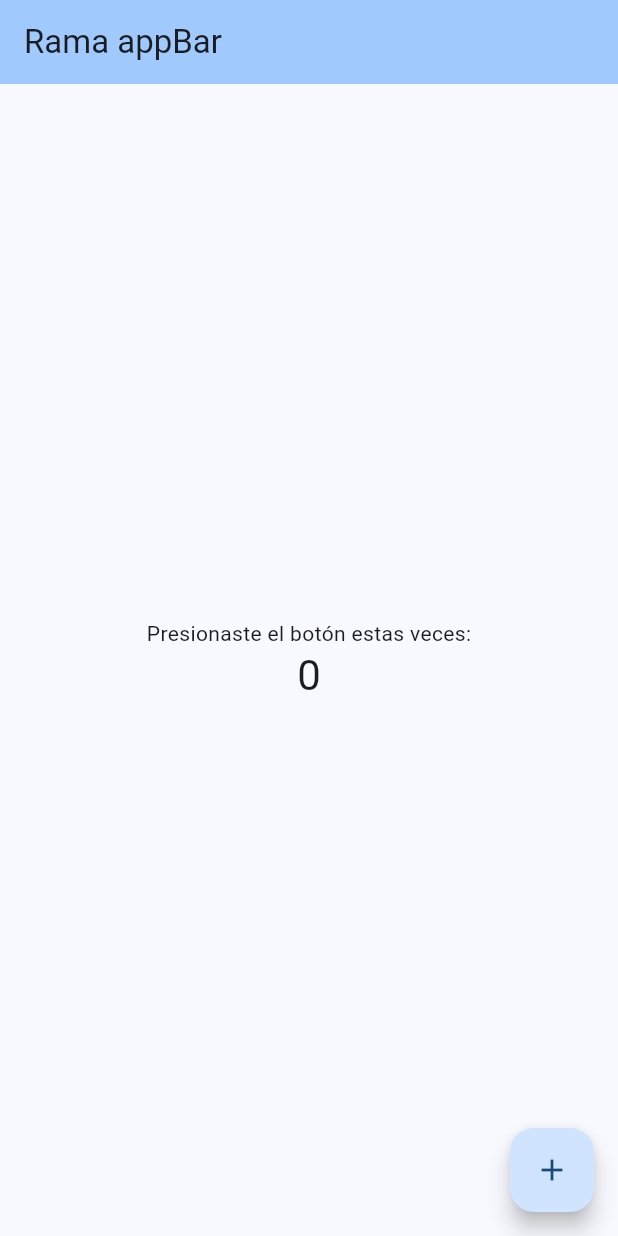
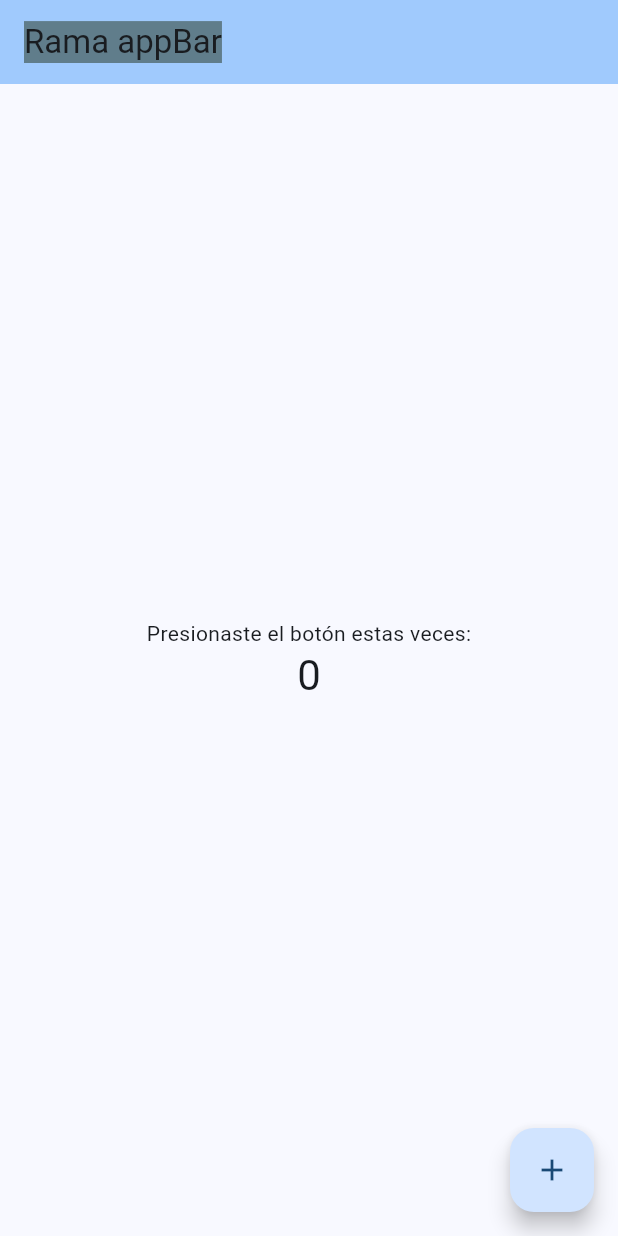
Before and after one commit to rlazarteg/AppCursoGit, a Flutter app: the screen it shows after launch, on a phone screen of 412 x 824 dp. Run offline on Flutter 3.47's test engine with Material 3 defaults, Android fonts, the phone set to English and light mode, and no system bars.

```diff
--- a/lib/main.dart
+++ b/lib/main.dart
@@ -50,7 +50,7 @@ class _MyHomePageState extends State<MyHomePage> {
 
         backgroundColor: Theme.of(context).colorScheme.inversePrimary,
 
-        title: Text(widget.title),
+        title: Text(widget.title, style: TextStyle(backgroundColor: Colors.blueGrey),),
       ),
       body: Center(
 
```
